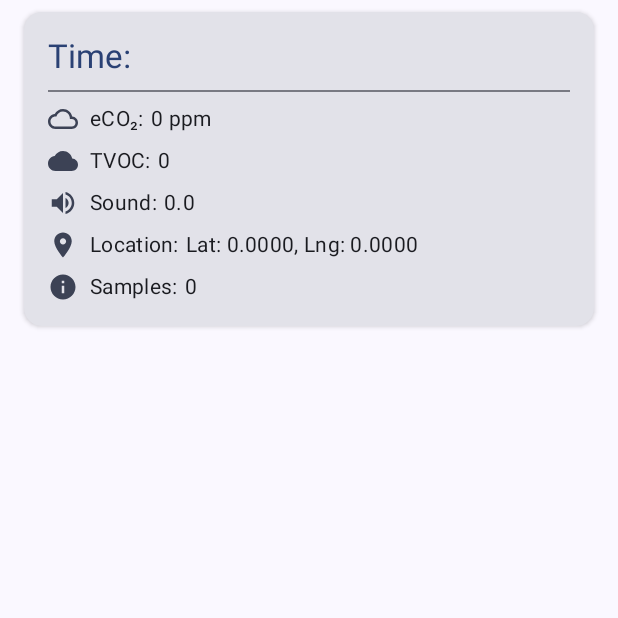
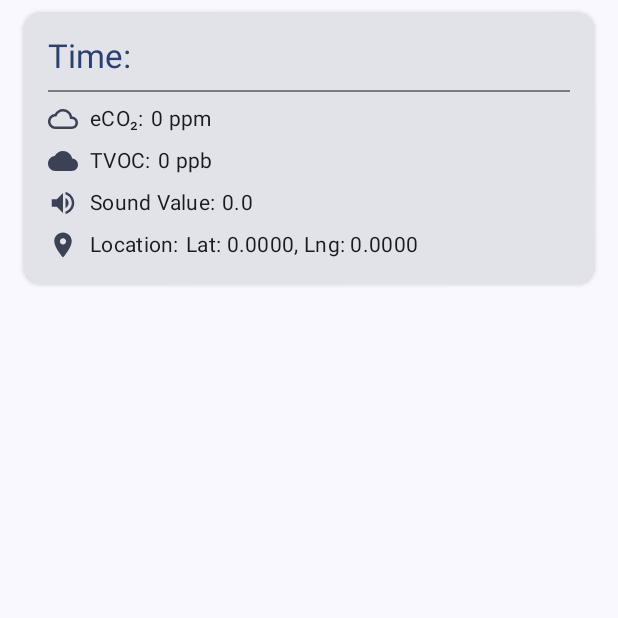
Before and after one commit to karson94/ECE510_Lab9, an Android app built with Jetpack Compose: the composable HistoryCard shown on its own in the app's theme, on a phone screen of 412 x 824 dp, the top half of it. Run offline under Robolectric (Android 15) with nearby library versions, the phone set to English and light mode, and no system bars; our stand-ins replace Firebase (no records; nobody signed in at launch, a user with empty details on screens opened directly).

Commit message:
added missing units, dependecies updated

```diff
--- a/app/src/main/java/com/example/ece510_exp9/MainActivity.kt
+++ b/app/src/main/java/com/example/ece510_exp9/MainActivity.kt
@@ -134,7 +134,7 @@ fun SensorDataScreen(navController: NavController) {
 
             SensorDataItem(
                 label = "TVOC",
-                value = "${sensorData.tvoc_avg}",
+                value = "${sensorData.tvoc_avg} ppb",
                 icon = Icons.Default.Cloud,
                 valueColor = getAirQualityColor(sensorData.tvoc_avg)
             )
@@ -288,10 +288,9 @@ fun HistoryCard(data: HistoryData) {
             )
             Divider()
             HistoryDetailRow(icon = Icons.Default.CloudQueue, label = "eCO₂", value = "${data.eco2_avg} ppm")
-            HistoryDetailRow(icon = Icons.Default.Cloud, label = "TVOC", value = "${data.tvoc_avg}")
-            HistoryDetailRow(icon = Icons.Default.VolumeUp, label = "Sound", value = data.sound_level_avg.toString())
+            HistoryDetailRow(icon = Icons.Default.Cloud, label = "TVOC", value = "${data.tvoc_avg} ppb")
+            HistoryDetailRow(icon = Icons.Default.VolumeUp, label = "Sound Value", value = data.sound_level_avg.toString())
             HistoryDetailRow(icon = Icons.Default.LocationOn, label = "Location", value = "Lat: ${"%.4f".format(data.latitude)}, Lng: ${"%.4f".format(data.longitude)}")
-            HistoryDetailRow(icon = Icons.Default.Info, label = "Samples", value = data.sample_count.toString())
         }
     }
 }
--- a/gradle/libs.versions.toml
+++ b/gradle/libs.versions.toml
@@ -1,5 +1,5 @@
 [versions]
-agp = "8.12.0"
+agp = "8.6.0"
 kotlin = "1.9.22"
 coreKtx = "1.10.1"
 junit = "4.13.2"
```
